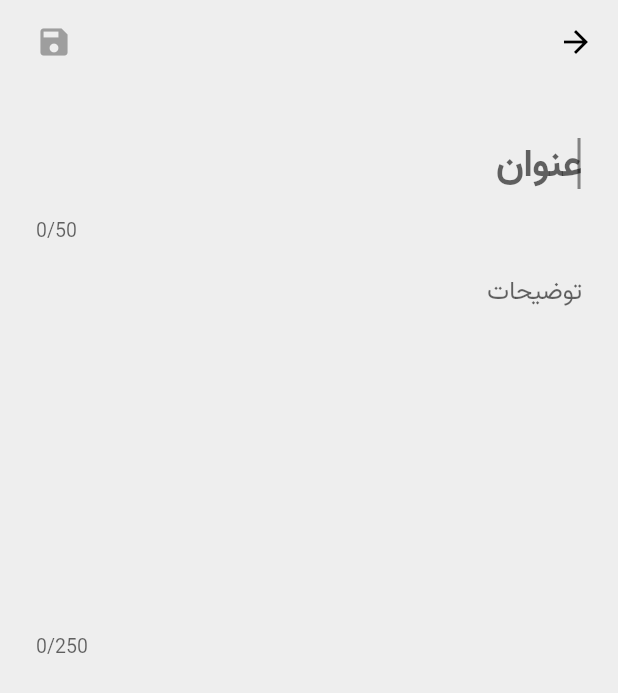
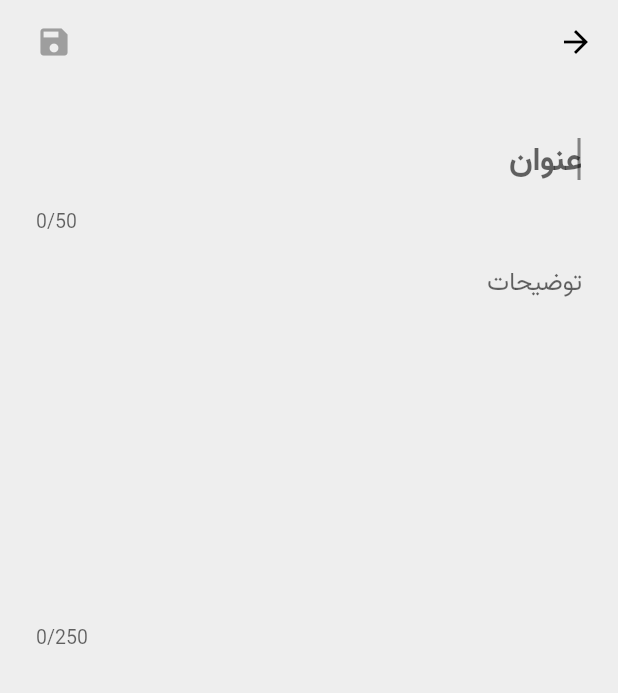
Before and after one commit to amataee/flutter-note-app, a Flutter app: the screen it shows after launch, after a tap on the "create" icon, on a phone screen of 412 x 824 dp. Shown: the top 693 px of the screen. Run offline on Flutter 3.47's test engine with Material 2 defaults, Android fonts, the light colour scheme and no system bars; our stand-ins replace share, sqflite; missing offline and left inert: persian_number_utility; accounts and stored records are empty.

Commit message:
word and character counter fix, ui improvements

```diff
--- a/lib/page/notes_page.dart
+++ b/lib/page/notes_page.dart
@@ -135,7 +135,7 @@ class _NotesPageState extends State<NotesPage> {
           centerTitle: true,
           title: const Text(
             'یادداشت‌ها',
-            style: TextStyle(fontSize: 24),
+            style: TextStyle(fontSize: 20),
           ),
           // actions: [
           //   IconButton(
--- a/lib/widget/note_from_widget.dart
+++ b/lib/widget/note_from_widget.dart
@@ -80,7 +80,7 @@ class NoteFormWidget extends StatelessWidget {
           autofocus: true,
           style: const TextStyle(
             fontWeight: FontWeight.bold,
-            fontSize: 26,
+            fontSize: 22,
           ),
           decoration: const InputDecoration(
             border: InputBorder.none,
--- a/pubspec.yaml
+++ b/pubspec.yaml
@@ -35,6 +35,7 @@ dependencies:
   jalali_calendar: ^1.0.4
   shamsi_date: ^0.15.0
   flutter_settings_screens: ^0.2.2+1
+  persian_number_utility: ^0.3.4
 
   # The following adds the Cupertino Icons font to your application.
   # Use with the CupertinoIcons class for iOS style icons.
```
Also changed, not shown: lib/page/note_detail_page.dart (+19 -16 lines), pubspec.lock.
